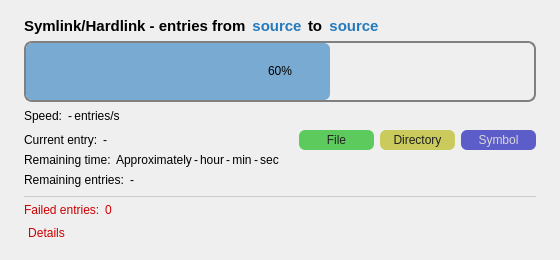
Qt form src/filelink/progress_widget.ui (JaderoChan/EasyLink) before a commit.
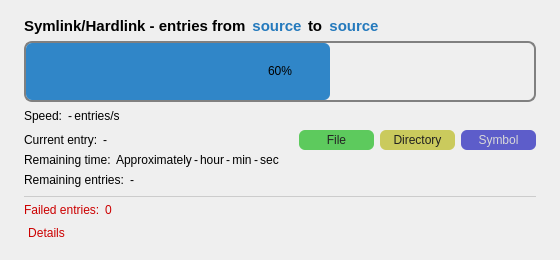
The same form after that commit. Icons and pictures are not drawn.

```diff
--- a/src/filelink/progress_widget.ui
+++ b/src/filelink/progress_widget.ui
@@ -241,10 +241,11 @@
 	background: transparent;
 	border: 2px solid rgb(128,128,128);
 	border-radius: 8px;
+	color: rgb(0,0,0);
 }
 
 QProgressBar::chunk {
-	background: rgb(120,170,210);
+	background: rgb(48,134,200);
 	border-radius: 6px;
 }</string>
                </property>
```
